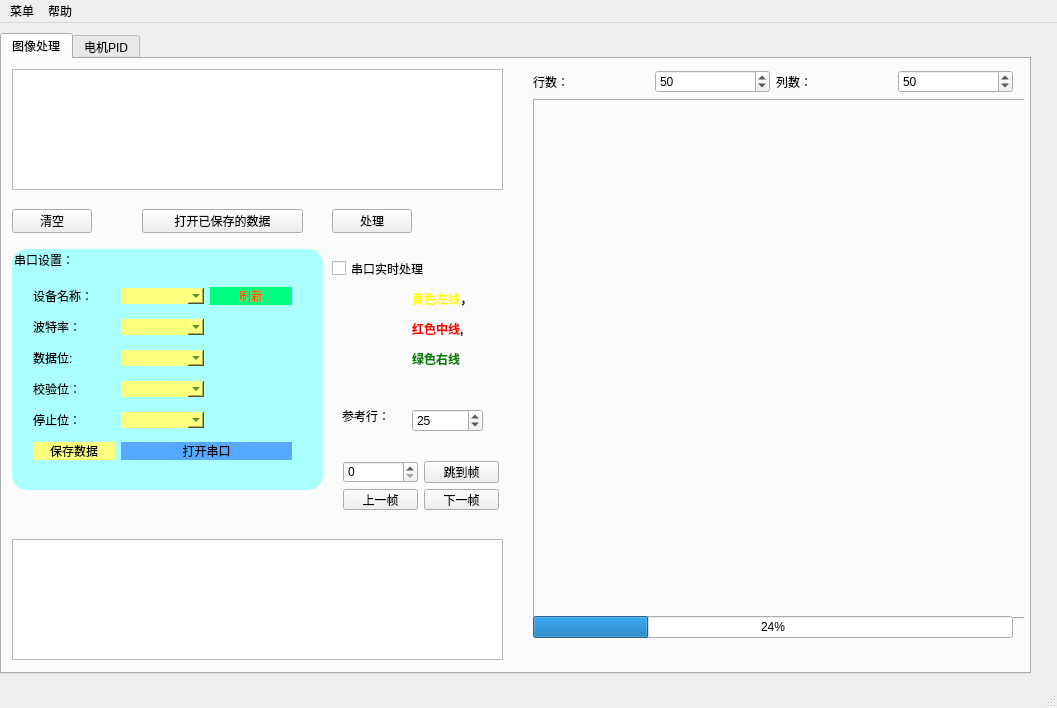
First picture: the form in mainwindow.ui, repository andyhuzhill/FreescaleImageProcess, before the edit.
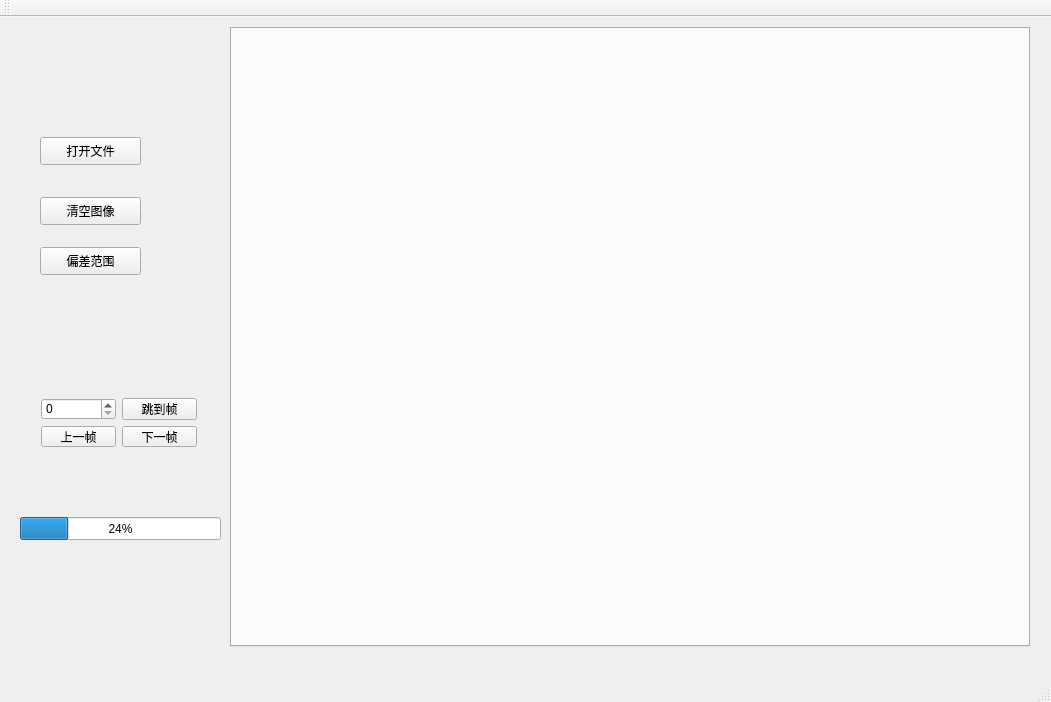
Second picture: the form after the edit. Custom widgets are drawn as their Qt base class.

The edit to the form file:
```diff
--- a/mainwindow.ui
+++ b/mainwindow.ui
@@ -6,437 +6,126 @@
    <rect>
     <x>0</x>
     <y>0</y>
-    <width>1057</width>
-    <height>708</height>
+    <width>1051</width>
+    <height>702</height>
    </rect>
   </property>
   <property name="windowTitle">
    <string>MainWindow</string>
   </property>
   <widget class="QWidget" name="centralWidget">
-   <widget class="QTabWidget" name="maintabWidget">
+   <widget class="QTabWidget" name="tabWidget">
     <property name="geometry">
      <rect>
-      <x>0</x>
+      <x>230</x>
       <y>10</y>
-      <width>1031</width>
-      <height>641</height>
+      <width>800</width>
+      <height>620</height>
      </rect>
     </property>
+    <property name="minimumSize">
+     <size>
+      <width>800</width>
+      <height>620</height>
+     </size>
+    </property>
+    <property name="maximumSize">
+     <size>
+      <width>800</width>
+      <height>620</height>
+     </size>
+    </property>
     <property name="currentIndex">
      <number>0</number>
     </property>
-    <widget class="QWidget" name="tab">
-     <attribute name="title">
-      <string>图像处理</string>
-     </attribute>
-     <widget class="QPushButton" name="handlerButton">
-      <property name="geometry">
-       <rect>
-        <x>330</x>
-        <y>150</y>
-        <width>80</width>
-        <height>24</height>
-       </rect>
-      </property>
-      <property name="text">
-       <string>处理</string>
-      </property>
-     </widget>
-     <widget class="QLabel" name="label_7">
-      <property name="geometry">
-       <rect>
-        <x>340</x>
-        <y>350</y>
-        <width>54</width>
-        <height>13</height>
-       </rect>
-      </property>
-      <property name="text">
-       <string>参考行：</string>
-      </property>
-      <property name="buddy">
-       <cstring>spinBox</cstring>
-      </property>
-     </widget>
-     <widget class="QGroupBox" name="groupBox">
-      <property name="geometry">
-       <rect>
-        <x>10</x>
-        <y>190</y>
-        <width>311</width>
-        <height>241</height>
-       </rect>
-      </property>
-      <property name="styleSheet">
-       <string notr="true">border-color: rgb(85, 85, 255);
-border-radius : 15px;
-background-color: rgb(170, 255, 255);</string>
-      </property>
-      <property name="title">
-       <string>串口设置：</string>
-      </property>
-      <widget class="QWidget" name="layoutWidget">
-       <property name="geometry">
-        <rect>
-         <x>10</x>
-         <y>20</y>
-         <width>281</width>
-         <height>211</height>
-        </rect>
+   </widget>
+   <widget class="QPushButton" name="pushButton">
+    <property name="geometry">
+     <rect>
+      <x>40</x>
+      <y>120</y>
+      <width>101</width>
+      <height>28</height>
+     </rect>
+    </property>
+    <property name="text">
+     <string>打开文件</string>
+    </property>
+   </widget>
+   <widget class="QProgressBar" name="progressBar">
+    <property name="geometry">
+     <rect>
+      <x>20</x>
+      <y>500</y>
+      <width>201</width>
+      <height>23</height>
+     </rect>
+    </property>
+    <property name="value">
+     <number>24</number>
+    </property>
+   </widget>
+   <widget class="QWidget" name="layoutWidget_2">
+    <property name="geometry">
+     <rect>
+      <x>30</x>
+      <y>370</y>
+      <width>178</width>
+      <height>71</height>
+     </rect>
+    </property>
+    <layout class="QGridLayout" name="gridLayout_2">
+     <item row="0" column="0">
+      <widget class="QSpinBox" name="goIndex"/>
+     </item>
+     <item row="0" column="1">
+      <widget class="QPushButton" name="GoButton">
+       <property name="text">
+        <string>跳到帧</string>
        </property>
-       <layout class="QGridLayout" name="gridLayout">
-        <item row="0" column="0">
-         <widget class="QLabel" name="label_2">
-          <property name="text">
-           <string>设备名称：</string>
-          </property>
-          <property name="buddy">
-           <cstring>SerialName</cstring>
-          </property>
-         </widget>
-        </item>
-        <item row="0" column="1">
-         <widget class="QComboBox" name="SerialName">
-          <property name="styleSheet">
-           <string notr="true">color: rgb(0, 85, 0);
-background-color: rgb(255, 255, 127);</string>
-          </property>
-         </widget>
-        </item>
-        <item row="0" column="2">
-         <widget class="QPushButton" name="refreshPort">
-          <property name="styleSheet">
-           <string notr="true">background-color: rgb(0, 255, 127);
-color: rgb(255, 85, 0);</string>
-          </property>
-          <property name="text">
-           <string>刷新</string>
-          </property>
-         </widget>
-        </item>
-        <item row="1" column="0">
-         <widget class="QLabel" name="label_3">
-          <property name="text">
-           <string>波特率：</string>
-          </property>
-          <property name="buddy">
-           <cstring>SerBaudRate</cstring>
-          </property>
-         </widget>
-        </item>
-        <item row="1" column="1">
-         <widget class="QComboBox" name="SerBaudRate">
-          <property name="styleSheet">
-           <string notr="true">color: rgb(0, 85, 0);
-background-color: rgb(255, 255, 127);</string>
-          </property>
-         </widget>
-        </item>
-        <item row="2" column="0">
-         <widget class="QLabel" name="label_4">
-          <property name="text">
-           <string>数据位:</string>
-          </property>
-          <property name="buddy">
-           <cstring>SerDataBit</cstring>
-          </property>
-         </widget>
-        </item>
-        <item row="2" column="1">
-         <widget class="QComboBox" name="SerDataBit">
-          <property name="styleSheet">
-           <string notr="true">color: rgb(0, 85, 0);
-background-color: rgb(255, 255, 127);</string>
-          </property>
-         </widget>
-        </item>
-        <item row="3" column="0">
-         <widget class="QLabel" name="label_5">
-          <property name="text">
-           <string>校验位：</string>
-          </property>
-          <property name="buddy">
-           <cstring>SerParity</cstring>
-          </property>
-         </widget>
-        </item>
-        <item row="3" column="1">
-         <widget class="QComboBox" name="SerParity">
-          <property name="styleSheet">
-           <string notr="true">color: rgb(0, 85, 0);
-background-color: rgb(255, 255, 127);</string>
-          </property>
-         </widget>
-        </item>
-        <item row="4" column="0">
-         <widget class="QLabel" name="label_6">
-          <property name="text">
-           <string>停止位：</string>
-          </property>
-          <property name="buddy">
-           <cstring>SerStopBit</cstring>
-          </property>
-         </widget>
-        </item>
-        <item row="4" column="1">
-         <widget class="QComboBox" name="SerStopBit">
-          <property name="styleSheet">
-           <string notr="true">color: rgb(0, 85, 0);
-background-color: rgb(255, 255, 127);</string>
-          </property>
-         </widget>
-        </item>
-        <item row="5" column="1" colspan="2">
-         <widget class="QPushButton" name="OpenClosePort">
-          <property name="styleSheet">
-           <string notr="true">background-color: rgb(85, 170, 255);
-border-radius: 15px;</string>
-          </property>
-          <property name="text">
-           <string>打开串口</string>
-          </property>
-         </widget>
-        </item>
-        <item row="5" column="0">
-         <widget class="QPushButton" name="saveData">
-          <property name="styleSheet">
-           <string notr="true">background-color: rgb(255, 255, 127);</string>
-          </property>
-          <property name="text">
-           <string>保存数据</string>
-          </property>
-         </widget>
-        </item>
-       </layout>
       </widget>
-     </widget>
-     <widget class="QWidget" name="layoutWidget_2">
-      <property name="geometry">
-       <rect>
-        <x>330</x>
-        <y>391</y>
-        <width>178</width>
-        <height>71</height>
-       </rect>
-      </property>
-      <layout class="QGridLayout" name="gridLayout_2">
-       <item row="0" column="0">
-        <widget class="QSpinBox" name="goIndex"/>
-       </item>
-       <item row="0" column="1">
-        <widget class="QPushButton" name="GoButton">
-         <property name="text">
-          <string>跳到帧</string>
-         </property>
-        </widget>
-       </item>
-       <item row="1" column="0">
-        <widget class="QPushButton" name="prev">
-         <property name="text">
-          <string>上一帧</string>
-         </property>
-        </widget>
-       </item>
-       <item row="1" column="1">
-        <widget class="QPushButton" name="next">
-         <property name="text">
-          <string>下一帧</string>
-         </property>
-        </widget>
-       </item>
-      </layout>
-     </widget>
-     <widget class="QPushButton" name="pushButton">
-      <property name="geometry">
-       <rect>
-        <x>140</x>
-        <y>150</y>
-        <width>161</width>
-        <height>24</height>
-       </rect>
-      </property>
-      <property name="text">
-       <string>打开已保存的数据</string>
-      </property>
-     </widget>
-     <widget class="QWidget" name="layoutWidget_3">
-      <property name="geometry">
-       <rect>
-        <x>520</x>
-        <y>0</y>
-        <width>502</width>
-        <height>590</height>
-       </rect>
-      </property>
-      <layout class="QVBoxLayout" name="verticalLayout">
-       <item>
-        <layout class="QHBoxLayout" name="horizontalLayout">
-         <item>
-          <widget class="QLabel" name="label_8">
-           <property name="text">
-            <string>行数：</string>
-           </property>
-          </widget>
-         </item>
-         <item>
-          <widget class="QSpinBox" name="RowSB">
-           <property name="value">
-            <number>50</number>
-           </property>
-          </widget>
-         </item>
-         <item>
-          <widget class="QLabel" name="label_9">
-           <property name="text">
-            <string>列数：</string>
-           </property>
-          </widget>
-         </item>
-         <item>
-          <widget class="QSpinBox" name="colSB">
-           <property name="value">
-            <number>50</number>
-           </property>
-          </widget>
-         </item>
-        </layout>
-       </item>
-       <item>
-        <widget class="QTabWidget" name="tabWidget">
-         <property name="minimumSize">
-          <size>
-           <width>500</width>
-           <height>520</height>
-          </size>
-         </property>
-         <property name="maximumSize">
-          <size>
-           <width>500</width>
-           <height>520</height>
-          </size>
-         </property>
-         <property name="currentIndex">
-          <number>-1</number>
-         </property>
-        </widget>
-       </item>
-       <item>
-        <widget class="QProgressBar" name="progressBar">
-         <property name="value">
-          <number>24</number>
-         </property>
-        </widget>
-       </item>
-      </layout>
-     </widget>
-     <widget class="QLabel" name="label">
-      <property name="geometry">
-       <rect>
-        <x>410</x>
-        <y>230</y>
-        <width>71</width>
-        <height>81</height>
-       </rect>
-      </property>
-      <property name="text">
-       <string>&lt;html&gt;&lt;head/&gt;&lt;body&gt;&lt;p&gt;&lt;span style=&quot; font-size:medium; font-weight:600; color:#ffff00;&quot;&gt;黄色左线&lt;/span&gt;&lt;span style=&quot; font-size:medium; font-weight:600;&quot;&gt;，&lt;/span&gt;&lt;/p&gt;&lt;p&gt;&lt;span style=&quot; font-size:medium; font-weight:600; color:#ff0000;&quot;&gt;红色中线&lt;/span&gt;&lt;span style=&quot; font-size:medium; font-weight:600;&quot;&gt;,&lt;/span&gt;&lt;/p&gt;&lt;p&gt;&lt;span style=&quot; font-size:medium; font-weight:600; color:#008000;&quot;&gt;绿色右线&lt;/span&gt;&lt;/p&gt;&lt;/body&gt;&lt;/html&gt;</string>
-      </property>
-      <property name="buddy">
-       <cstring>maintabWidget</cstring>
-      </property>
-     </widget>
-     <widget class="QPushButton" name="clearButton">
-      <property name="geometry">
-       <rect>
-        <x>10</x>
-        <y>150</y>
-        <width>80</width>
-        <height>24</height>
-       </rect>
-      </property>
-      <property name="text">
-       <string>清空</string>
-      </property>
-     </widget>
-     <widget class="QTextBrowser" name="debugOut">
-      <property name="geometry">
-       <rect>
-        <x>10</x>
-        <y>480</y>
-        <width>491</width>
-        <height>121</height>
-       </rect>
-      </property>
-     </widget>
-     <widget class="QCheckBox" name="realtimeProcessCB">
-      <property name="geometry">
-       <rect>
-        <x>330</x>
-        <y>200</y>
-        <width>141</width>
-        <height>19</height>
-       </rect>
-      </property>
-      <property name="text">
-       <string>串口实时处理</string>
-      </property>
-     </widget>
-     <widget class="QTextEdit" name="textEdit">
-      <property name="geometry">
-       <rect>
-        <x>10</x>
-        <y>10</y>
-        <width>491</width>
-        <height>121</height>
-       </rect>
-      </property>
-     </widget>
-     <widget class="QSpinBox" name="spinBox">
-      <property name="geometry">
-       <rect>
-        <x>410</x>
-        <y>350</y>
-        <width>71</width>
-        <height>23</height>
-       </rect>
-      </property>
-      <property name="value">
-       <number>25</number>
-      </property>
-     </widget>
-    </widget>
-    <widget class="QWidget" name="tab_2">
-     <attribute name="title">
-      <string>电机PID</string>
-     </attribute>
-     <widget class="QwtPlot" name="qwtPlot">
-      <property name="enabled">
-       <bool>true</bool>
-      </property>
-      <property name="geometry">
-       <rect>
-        <x>0</x>
-        <y>20</y>
-        <width>1021</width>
-        <height>541</height>
-       </rect>
-      </property>
-     </widget>
-     <widget class="QPushButton" name="pushButton_2">
-      <property name="geometry">
-       <rect>
-        <x>260</x>
-        <y>570</y>
-        <width>80</width>
-        <height>24</height>
-       </rect>
-      </property>
-      <property name="text">
-       <string>清除图像</string>
-      </property>
-     </widget>
-    </widget>
+     </item>
+     <item row="1" column="0">
+      <widget class="QPushButton" name="prev">
+       <property name="text">
+        <string>上一帧</string>
+       </property>
+      </widget>
+     </item>
+     <item row="1" column="1">
+      <widget class="QPushButton" name="next">
+       <property name="text">
+        <string>下一帧</string>
+       </property>
+      </widget>
+     </item>
+    </layout>
+   </widget>
+   <widget class="QPushButton" name="pushButton_2">
+    <property name="geometry">
+     <rect>
+      <x>40</x>
+      <y>180</y>
+      <width>101</width>
+      <height>28</height>
+     </rect>
+    </property>
+    <property name="text">
+     <string>清空图像</string>
+    </property>
+   </widget>
+   <widget class="QPushButton" name="pushButton_3">
+    <property name="geometry">
+     <rect>
+      <x>40</x>
+      <y>230</y>
+      <width>101</width>
+      <height>28</height>
+     </rect>
+    </property>
+    <property name="text">
+     <string>偏差范围</string>
+    </property>
    </widget>
   </widget>
   <widget class="QMenuBar" name="menuBar">
@@ -444,26 +133,18 @@
     <rect>
      <x>0</x>
      <y>0</y>
-     <width>1057</width>
+     <width>1051</width>
      <height>26</height>
     </rect>
    </property>
-   <widget class="QMenu" name="menu">
-    <property name="title">
-     <string>菜单</string>
-    </property>
-    <addaction name="OpenPortAction"/>
-    <addaction name="separator"/>
-    <addaction name="QuitAction"/>
-   </widget>
-   <widget class="QMenu" name="helpMenu">
-    <property name="title">
-     <string>帮助</string>
-    </property>
-    <addaction name="aboutAction"/>
-   </widget>
-   <addaction name="menu"/>
-   <addaction name="helpMenu"/>
+  </widget>
+  <widget class="QToolBar" name="mainToolBar">
+   <attribute name="toolBarArea">
+    <enum>TopToolBarArea</enum>
+   </attribute>
+   <attribute name="toolBarBreak">
+    <bool>false</bool>
+   </attribute>
   </widget>
   <widget class="QStatusBar" name="statusBar"/>
   <action name="aboutAction">
@@ -483,13 +164,6 @@
   </action>
  </widget>
  <layoutdefault spacing="6" margin="11"/>
- <customwidgets>
-  <customwidget>
-   <class>QwtPlot</class>
-   <extends>QFrame</extends>
-   <header>qwt_plot.h</header>
-  </customwidget>
- </customwidgets>
  <resources/>
  <connections/>
 </ui>
```
Left out of the diff: 17 changed lines with no effect on the pictures.
